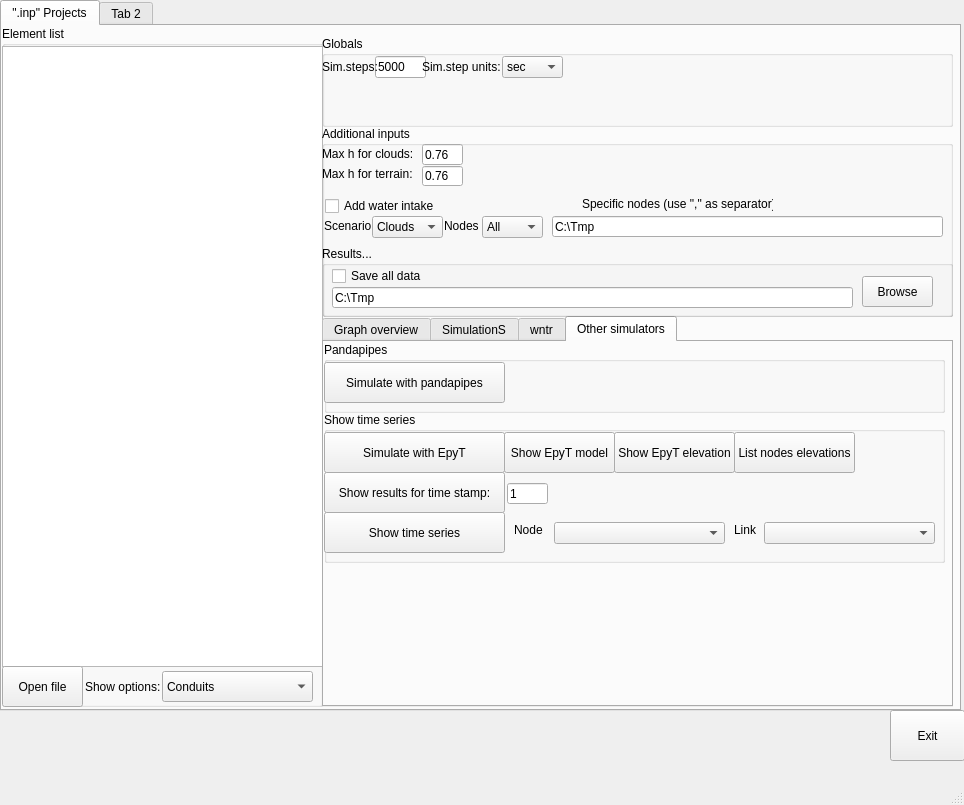
The window that MainWindow.ui (sergey32355/UTWIN_notebooks) describes before a commit, drawn with Qt 5.
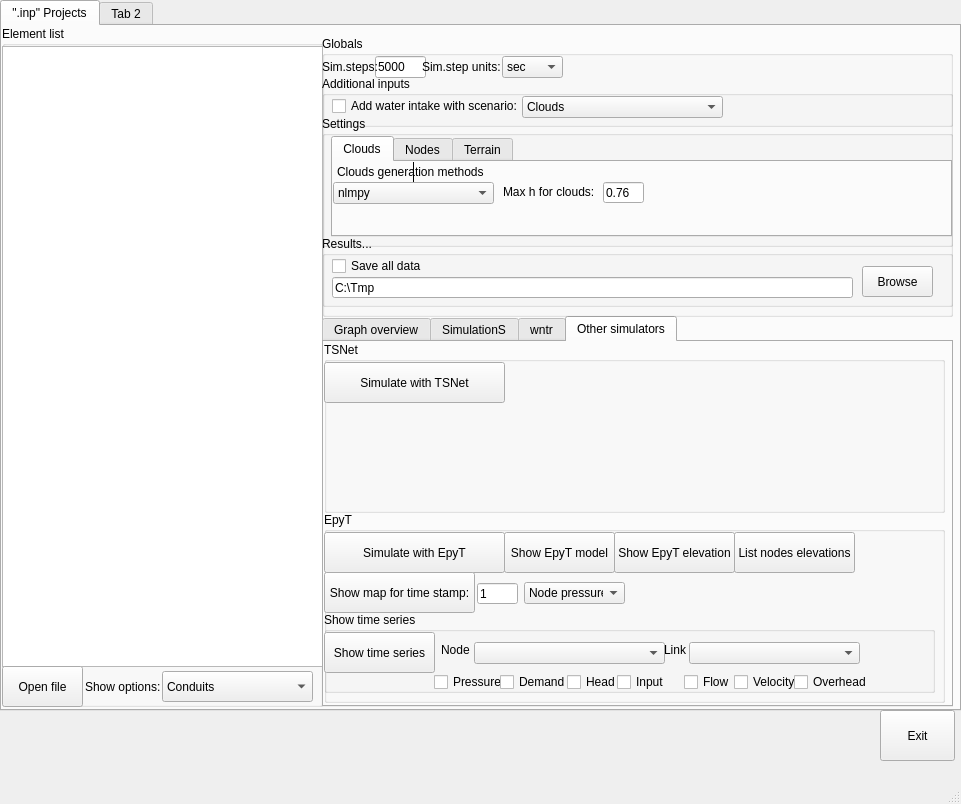
The same window after the commit. The open tabs and pages were chosen to show the change.

What changed in the file:
```diff
--- a/MainWindow.ui
+++ b/MainWindow.ui
@@ -6,8 +6,8 @@
    <rect>
     <x>0</x>
     <y>0</y>
-    <width>964</width>
-    <height>805</height>
+    <width>961</width>
+    <height>804</height>
    </rect>
   </property>
   <property name="windowTitle">
@@ -448,11 +448,11 @@
                 <x>0</x>
                 <y>0</y>
                 <width>621</width>
-                <height>71</height>
+                <height>171</height>
                </rect>
               </property>
               <property name="title">
-               <string>Pandapipes</string>
+               <string>TSNet</string>
               </property>
               <widget class="QPushButton" name="PandaPipes_simulate_pushButton_4">
                <property name="geometry">
@@ -464,7 +464,7 @@
                 </rect>
                </property>
                <property name="text">
-                <string>Simulate with pandapipes</string>
+                <string>Simulate with TSNet</string>
                </property>
               </widget>
              </widget>
@@ -472,13 +472,13 @@
               <property name="geometry">
                <rect>
                 <x>0</x>
-                <y>70</y>
+                <y>170</y>
                 <width>621</width>
-                <height>151</height>
+                <height>191</height>
                </rect>
               </property>
               <property name="title">
-               <string>Show time series</string>
+               <string>EpyT</string>
               </property>
               <widget class="QPushButton" name="EpyT_simulate_pushButton_5">
                <property name="geometry">
@@ -524,18 +524,18 @@
                 <rect>
                  <x>0</x>
                  <y>60</y>
-                 <width>181</width>
+                 <width>151</width>
                  <height>41</height>
                 </rect>
                </property>
                <property name="text">
-                <string>Show results for time stamp:</string>
+                <string>Show map for time stamp:</string>
                </property>
               </widget>
               <widget class="QLineEdit" name="EpyT_timestamp_values_text_box_5">
                <property name="geometry">
                 <rect>
-                 <x>183</x>
+                 <x>153</x>
                  <y>71</y>
                  <width>41</width>
                  <height>21</height>
@@ -545,65 +545,6 @@
                 <string>1</string>
                </property>
               </widget>
-              <widget class="QPushButton" name="EpyT_showmodelresultsfortiemstamp_pushButton_9">
-               <property name="geometry">
-                <rect>
-                 <x>0</x>
-                 <y>100</y>
-                 <width>181</width>
-                 <height>41</height>
-                </rect>
-               </property>
-               <property name="text">
-                <string>Show time series</string>
-               </property>
-              </widget>
-              <widget class="QLabel" name="label_12">
-               <property name="geometry">
-                <rect>
-                 <x>190</x>
-                 <y>110</y>
-                 <width>41</width>
-                 <height>16</height>
-                </rect>
-               </property>
-               <property name="text">
-                <string>Node</string>
-               </property>
-              </widget>
-              <widget class="QComboBox" name="EpyT_node_list_comboBox_3">
-               <property name="geometry">
-                <rect>
-                 <x>230</x>
-                 <y>110</y>
-                 <width>171</width>
-                 <height>22</height>
-                </rect>
-               </property>
-              </widget>
-              <widget class="QLabel" name="label_13">
-               <property name="geometry">
-                <rect>
-                 <x>410</x>
-                 <y>110</y>
-                 <width>41</width>
-                 <height>16</height>
-                </rect>
-               </property>
-               <property name="text">
-                <string>Link</string>
-               </property>
-              </widget>
-              <widget class="QComboBox" name="EpyT_link_list_comboBox_4">
-               <property name="geometry">
-                <rect>
-                 <x>440</x>
-                 <y>110</y>
-                 <width>171</width>
-                 <height>22</height>
-                </rect>
-               </property>
-              </widget>
               <widget class="QPushButton" name="EpyT_listnodelelevations_pushButton_8">
                <property name="geometry">
                 <rect>
@@ -617,6 +558,194 @@
                 <string>List nodes elevations</string>
                </property>
               </widget>
+              <widget class="QGroupBox" name="groupBox_6">
+               <property name="geometry">
+                <rect>
+                 <x>0</x>
+                 <y>100</y>
+                 <width>611</width>
+                 <height>81</height>
+                </rect>
+               </property>
+               <property name="title">
+                <string>Show time series</string>
+               </property>
+               <widget class="QPushButton" name="EpyT_showmodelresultsfortiemstamp_pushButton_9">
+                <property name="geometry">
+                 <rect>
+                  <x>0</x>
+                  <y>20</y>
+                  <width>111</width>
+                  <height>41</height>
+                 </rect>
+                </property>
+                <property name="text">
+                 <string>Show time series</string>
+                </property>
+               </widget>
+               <widget class="QLabel" name="label_12">
+                <property name="geometry">
+                 <rect>
+                  <x>117</x>
+                  <y>30</y>
+                  <width>41</width>
+                  <height>16</height>
+                 </rect>
+                </property>
+                <property name="text">
+                 <string>Node</string>
+                </property>
+               </widget>
+               <widget class="QComboBox" name="EpyT_node_list_comboBox_3">
+                <property name="geometry">
+                 <rect>
+                  <x>150</x>
+                  <y>30</y>
+                  <width>191</width>
+                  <height>22</height>
+                 </rect>
+                </property>
+               </widget>
+               <widget class="QLabel" name="label_13">
+                <property name="geometry">
+                 <rect>
+                  <x>340</x>
+                  <y>30</y>
+                  <width>41</width>
+                  <height>16</height>
+                 </rect>
+                </property>
+                <property name="text">
+                 <string>Link</string>
+                </property>
+               </widget>
+               <widget class="QComboBox" name="EpyT_link_list_comboBox_4">
+                <property name="geometry">
+                 <rect>
+                  <x>365</x>
+                  <y>30</y>
+                  <width>171</width>
+                  <height>22</height>
+                 </rect>
+                </property>
+               </widget>
+               <widget class="QCheckBox" name="EpyT_showlinkvelocity_checkBox">
+                <property name="geometry">
+                 <rect>
+                  <x>410</x>
+                  <y>60</y>
+                  <width>61</width>
+                  <height>20</height>
+                 </rect>
+                </property>
+                <property name="text">
+                 <string>Velocity</string>
+                </property>
+               </widget>
+               <widget class="QCheckBox" name="EpyT_showlinkflow_checkBox_2">
+                <property name="geometry">
+                 <rect>
+                  <x>360</x>
+                  <y>60</y>
+                  <width>61</width>
+                  <height>20</height>
+                 </rect>
+                </property>
+                <property name="text">
+                 <string>Flow</string>
+                </property>
+               </widget>
+               <widget class="QCheckBox" name="EpyT_showolinkverheadcheckBox_2">
+                <property name="geometry">
+                 <rect>
+                  <x>470</x>
+                  <y>60</y>
+                  <width>81</width>
+                  <height>20</height>
+                 </rect>
+                </property>
+                <property name="text">
+                 <string>Overhead</string>
+                </property>
+               </widget>
+               <widget class="QCheckBox" name="EpyT_shownodepressure_checkBox_3">
+                <property name="geometry">
+                 <rect>
+                  <x>110</x>
+                  <y>60</y>
+                  <width>71</width>
+                  <height>20</height>
+                 </rect>
+                </property>
+                <property name="text">
+                 <string>Pressure</string>
+                </property>
+               </widget>
+               <widget class="QCheckBox" name="EpyT_shownodedemand_checkBox_4">
+                <property name="geometry">
+                 <rect>
+                  <x>176</x>
+                  <y>60</y>
+                  <width>71</width>
+                  <height>20</height>
+                 </rect>
+                </property>
+                <property name="text">
+                 <string>Demand</string>
+                </property>
+               </widget>
+               <widget class="QCheckBox" name="EpyT_shownodehead_checkBox_5">
+                <property name="geometry">
+                 <rect>
+                  <x>243</x>
+                  <y>60</y>
+                  <width>51</width>
+                  <height>20</height>
+                 </rect>
+                </property>
+                <property name="text">
+                 <string>Head</string>
+                </property>
+               </widget>
+               <widget class="QCheckBox" name="EpyT_shownodeinput_checkBox_6">
+                <property name="geometry">
+                 <rect>
+                  <x>293</x>
+                  <y>60</y>
+                  <width>51</width>
+                  <height>20</height>
+                 </rect>
+                </property>
+                <property name="text">
+                 <string>Input</string>
+                </property>
+               </widget>
+              </widget>
+              <widget class="QComboBox" name="EpyTshowmapfortimestampcombo">
+               <property name="geometry">
+                <rect>
+                 <x>200</x>
+                 <y>70</y>
+                 <width>101</width>
+                 <height>22</height>
+                </rect>
+               </property>
+               <item>
+                <property name="text">
+                 <string>Node pressure</string>
+                </property>
+               </item>
+               <item>
+                <property name="text">
+                 <string>Node demand</string>
+                </property>
+               </item>
+               <item>
+                <property name="text">
+                 <string>Node head</string>
+                </property>
+               </item>
+              </widget>
              </widget>
             </widget>
            </widget>
@@ -704,98 +833,33 @@
          <property name="geometry">
           <rect>
            <x>320</x>
-           <y>100</y>
+           <y>50</y>
            <width>631</width>
-           <height>191</height>
+           <height>241</height>
           </rect>
          </property>
          <property name="title">
           <string>Additional inputs</string>
          </property>
-         <widget class="QLineEdit" name="WNTR_MaxRain_values_text_box_4">
-          <property name="geometry">
-           <rect>
-            <x>100</x>
-            <y>18</y>
-            <width>41</width>
-            <height>21</height>
-           </rect>
-          </property>
-          <property name="text">
-           <string>0.76</string>
-          </property>
-         </widget>
-         <widget class="QLabel" name="label_10">
-          <property name="geometry">
-           <rect>
-            <x>0</x>
-            <y>20</y>
-            <width>101</width>
-            <height>16</height>
-           </rect>
-          </property>
-          <property name="text">
-           <string>Max h for clouds:</string>
-          </property>
-         </widget>
-         <widget class="QLabel" name="label_11">
-          <property name="geometry">
-           <rect>
-            <x>0</x>
-            <y>40</y>
-            <width>101</width>
-            <height>16</height>
-           </rect>
-          </property>
-          <property name="text">
-           <string>Max h for terrain:</string>
-          </property>
-         </widget>
-         <widget class="QLineEdit" name="WNTR_SimSave_text_box_5">
-          <property name="geometry">
-           <rect>
-            <x>100</x>
-            <y>40</y>
-            <width>41</width>
-            <height>20</height>
-           </rect>
-          </property>
-          <property name="text">
-           <string>0.76</string>
-          </property>
-         </widget>
          <widget class="QCheckBox" name="WNTR_waterintakeflag">
           <property name="geometry">
            <rect>
-            <x>3</x>
-            <y>70</y>
-            <width>121</width>
+            <x>10</x>
+            <y>20</y>
+            <width>191</width>
             <height>20</height>
            </rect>
           </property>
           <property name="text">
-           <string>Add water intake</string>
-          </property>
-         </widget>
-         <widget class="QLabel" name="label_7">
-          <property name="geometry">
-           <rect>
-            <x>2</x>
-            <y>92</y>
-            <width>49</width>
-            <height>16</height>
-           </rect>
-          </property>
-          <property name="text">
-           <string>Scenario</string>
+           <string>Add water intake with scenario:</string>
           </property>
          </widget>
          <widget class="QComboBox" name="comboBox">
           <property name="geometry">
            <rect>
-            <x>50</x>
-            <y>90</y>
-            <width>71</width>
+            <x>200</x>
+            <y>20</y>
+            <width>201</width>
             <height>22</height>
            </rect>
           </property>
@@ -810,70 +874,11 @@
            </property>
           </item>
          </widget>
-         <widget class="QLabel" name="label_8">
-          <property name="geometry">
-           <rect>
-            <x>122</x>
-            <y>92</y>
-            <width>49</width>
-            <height>16</height>
-           </rect>
-          </property>
-          <property name="text">
-           <string>Nodes</string>
-          </property>
-         </widget>
-         <widget class="QComboBox" name="comboBox_2">
-          <property name="geometry">
-           <rect>
-            <x>160</x>
-            <y>90</y>
-            <width>61</width>
-            <height>22</height>
-           </rect>
-          </property>
-          <item>
-           <property name="text">
-            <string>All</string>
-           </property>
-          </item>
-          <item>
-           <property name="text">
-            <string>Specific</string>
-           </property>
-          </item>
-         </widget>
-         <widget class="QLabel" name="label_9">
-          <property name="geometry">
-           <rect>
-            <x>260</x>
-            <y>70</y>
-            <width>191</width>
-            <height>16</height>
-           </rect>
-          </property>
-          <property name="text">
-           <string>Specific nodes (use &quot;,&quot; as separator)</string>
-          </property>
-         </widget>
-         <widget class="QLineEdit" name="WNTR_SimSave_text_box_3">
-          <property name="geometry">
-           <rect>
-            <x>230</x>
-            <y>90</y>
-            <width>391</width>
-            <height>21</height>
-           </rect>
-          </property>
-          <property name="text">
-           <string>C:\Tmp</string>
-          </property>
-         </widget>
          <widget class="QGroupBox" name="groupBox_7">
           <property name="geometry">
            <rect>
             <x>0</x>
-            <y>120</y>
+            <y>160</y>
             <width>631</width>
             <height>71</height>
            </rect>
@@ -921,6 +926,210 @@
            </property>
           </widget>
          </widget>
+         <widget class="QGroupBox" name="groupBox_9">
+          <property name="geometry">
+           <rect>
+            <x>0</x>
+            <y>40</y>
+            <width>631</width>
+            <height>131</height>
+           </rect>
+          </property>
+          <property name="title">
+           <string>Settings</string>
+          </property>
+          <widget class="QWidget" name="verticalLayoutWidget_2">
+           <property name="geometry">
+            <rect>
+             <x>9</x>
+             <y>20</y>
+             <width>621</width>
+             <height>101</height>
+            </rect>
+           </property>
+           <layout class="QVBoxLayout" name="verticalLayout_2">
+            <item>
+             <widget class="QTabWidget" name="tabWidget_3">
+              <property name="currentIndex">
+               <number>0</number>
+              </property>
+              <widget class="QWidget" name="tab_6">
+               <attribute name="title">
+                <string>Clouds</string>
+               </attribute>
+               <widget class="QComboBox" name="CloudsGenMethods_comboBox_3">
+                <property name="geometry">
+                 <rect>
+                  <x>0</x>
+                  <y>20</y>
+                  <width>161</width>
+                  <height>22</height>
+                 </rect>
+                </property>
+                <item>
+                 <property name="text">
+                  <string>nlmpy</string>
+                 </property>
+                </item>
+                <item>
+                 <property name="text">
+                  <string>trunc_power_law</string>
+                 </property>
+                </item>
+                <item>
+                 <property name="text">
+                  <string>lorenz_attractor</string>
+                 </property>
+                </item>
+                <item>
+                 <property name="text">
+                  <string>const</string>
+                 </property>
+                </item>
+               </widget>
+               <widget class="QLabel" name="label_14">
+                <property name="geometry">
+                 <rect>
+                  <x>0</x>
+                  <y>0</y>
+                  <width>161</width>
+                  <height>20</height>
+                 </rect>
+                </property>
+                <property name="frameShape">
+                 <enum>QFrame::Shape::VLine</enum>
+                </property>
+                <property name="text">
+                 <string>Clouds generation methods</string>
+                </property>
+               </widget>
+               <widget class="QLabel" name="label_10">
+                <property name="geometry">
+                 <rect>
+                  <x>170</x>
+                  <y>22</y>
+                  <width>101</width>
+                  <height>16</height>
+                 </rect>
+                </property>
+                <property name="text">
+                 <string>Max h for clouds:</string>
+                </property>
+               </widget>
+               <widget class="QLineEdit" name="WNTR_MaxRain_values_text_box_4">
+                <property name="geometry">
+                 <rect>
+                  <x>270</x>
+                  <y>20</y>
+                  <width>41</width>
+                  <height>21</height>
+                 </rect>
+                </property>
+                <property name="text">
+                 <string>0.76</string>
+                </property>
+               </widget>
+              </widget>
+              <widget class="QWidget" name="tab_8">
+               <attribute name="title">
+                <string>Nodes</string>
+               </attribute>
+               <widget class="QLabel" name="label_8">
+                <property name="geometry">
+                 <rect>
+                  <x>10</x>
+                  <y>10</y>
+                  <width>91</width>
+                  <height>16</height>
+                 </rect>
+                </property>
+                <property name="text">
+                 <string>Involved nodes:</string>
+                </property>
+               </widget>
+               <widget class="QComboBox" name="comboBox_2">
+                <property name="geometry">
+                 <rect>
+                  <x>100</x>
+                  <y>5</y>
+                  <width>131</width>
+                  <height>22</height>
+                 </rect>
+                </property>
+                <item>
+                 <property name="text">
+                  <string>All</string>
+                 </property>
+                </item>
+                <item>
+                 <property name="text">
+                  <string>Specific</string>
+                 </property>
+                </item>
+               </widget>
+               <widget class="QLabel" name="label_9">
+                <property name="geometry">
+                 <rect>
+                  <x>10</x>
+                  <y>30</y>
+                  <width>191</width>
+                  <height>16</height>
+                 </rect>
+                </property>
+                <property name="text">
+                 <string>Specific nodes (use &quot;,&quot; as separator)</string>
+                </property>
+               </widget>
+               <widget class="QLineEdit" name="WNTR_SimSave_text_box_3">
+                <property name="geometry">
+                 <rect>
+                  <x>0</x>
+                  <y>50</y>
+                  <width>611</width>
+                  <height>21</height>
+                 </rect>
+                </property>
+                <property name="text">
+                 <string/>
+                </property>
+               </widget>
+              </widget>
+              <widget class="QWidget" name="tab_9">
+               <attribute name="title">
+                <string>Terrain</string>
+               </attribute>
+               <widget class="QLineEdit" name="WNTR_SimSave_text_box_5">
+                <property name="geometry">
+                 <rect>
+                  <x>97</x>
+                  <y>18</y>
+                  <width>81</width>
+                  <height>20</height>
+                 </rect>
+                </property>
+                <property name="text">
+                 <string>0.76</string>
+                </property>
+               </widget>
+               <widget class="QLabel" name="label_11">
+                <property name="geometry">
+                 <rect>
+                  <x>0</x>
+                  <y>20</y>
+                  <width>101</width>
+                  <height>16</height>
+                 </rect>
+                </property>
+                <property name="text">
+                 <string>Max h for terrain:</string>
+                </property>
+               </widget>
+              </widget>
+             </widget>
+            </item>
+           </layout>
+          </widget>
+         </widget>
         </widget>
        </widget>
        <widget class="QWidget" name="tab_2">
@@ -935,7 +1144,7 @@
    <widget class="QPushButton" name="ExitButton">
     <property name="geometry">
      <rect>
-      <x>890</x>
+      <x>880</x>
       <y>710</y>
       <width>75</width>
       <height>51</height>
```
Left out of the diff: 93 changed lines with no effect on the pictures.
